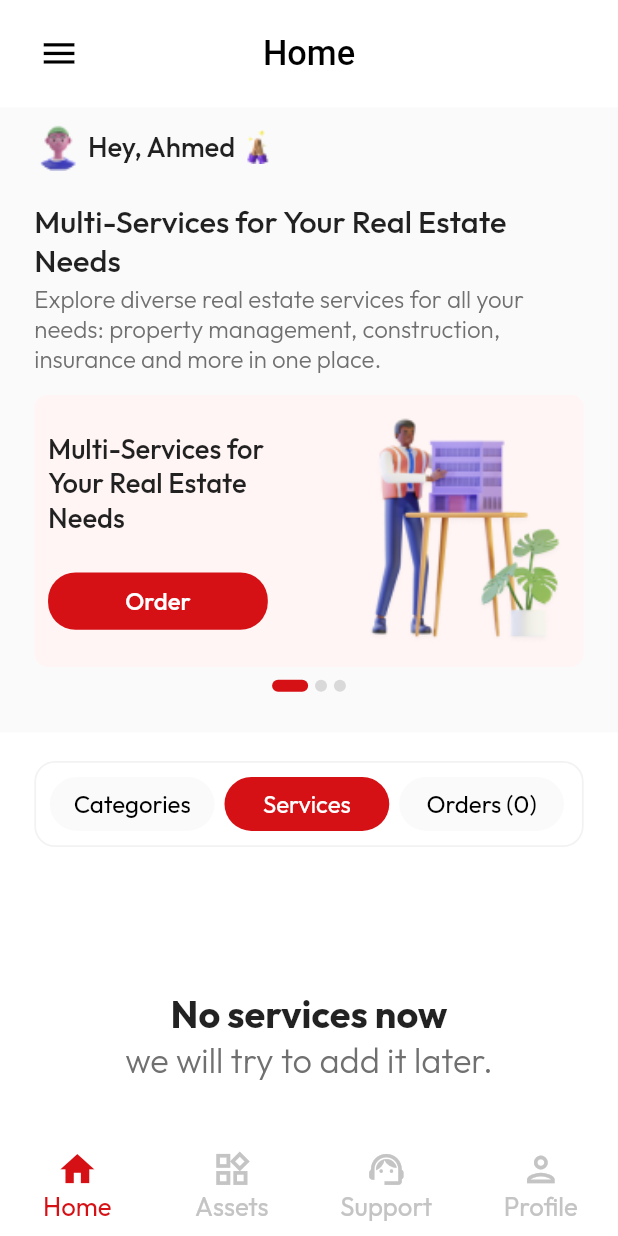
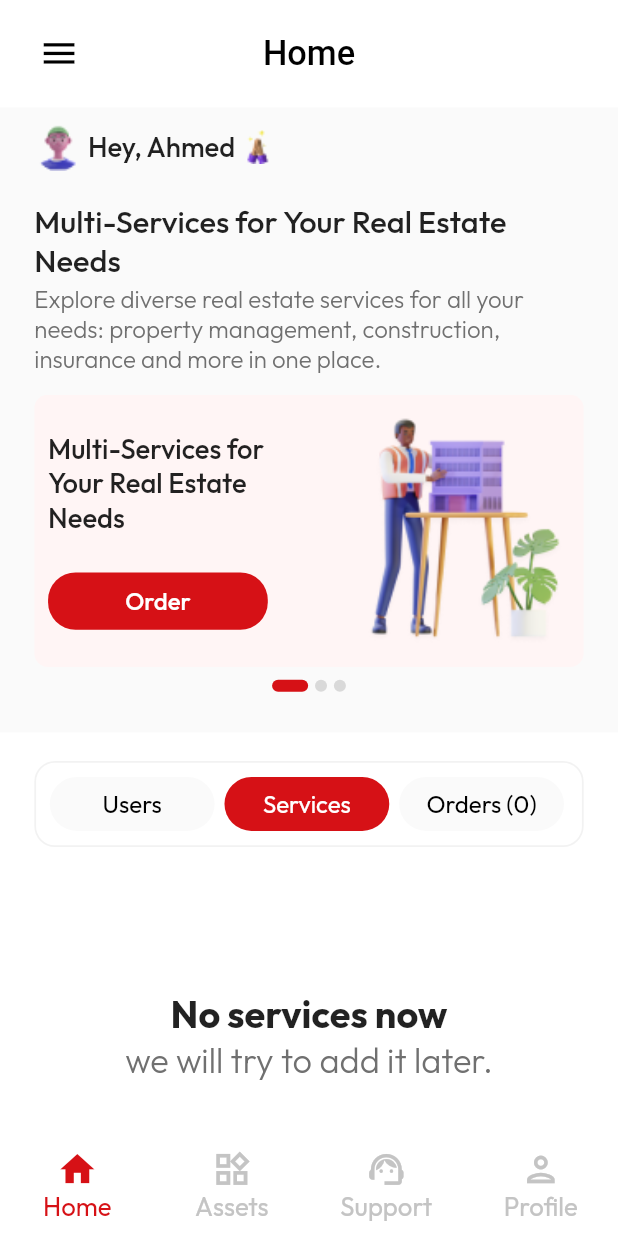
Before and after one commit to Ebrahim-Elkbbany/Test-Task, a Flutter app: the screen it shows after launch, after a tap on "Services", on a phone screen of 412 x 824 dp. Run offline on Flutter 3.47's test engine with Material 2 defaults, Android fonts, the phone set to English and light mode, and no system bars; drawn by our look-alikes of smooth_page_indicator; our stand-ins replace bloc, dio, flutter_bloc, flutter_screenutil, shimmer; network calls fail.

Commit message:
finish second task

```diff
--- /dev/null
+++ b/lib/core/utils/api_service.dart
@@ -0,0 +1,12 @@
+import 'package:dio/dio.dart';
+
+class ApiService {
+  final String url = 'https://jsonplaceholder.typicode.com/users';
+
+  Future<dynamic> get() async {
+    var response = await Dio().get(
+      url,
+    );
+    return response.data;
+  }
+}
--- /dev/null
+++ b/lib/core/widgets/custom_error_widget.dart
@@ -0,0 +1,13 @@
+
+import 'package:flutter/material.dart';
+import 'package:test_task/core/utils/styles.dart';
+
+class CustomErrorWidget extends StatelessWidget {
+  const CustomErrorWidget({Key? key, required this.errorMessage}) : super(key: key);
+  final String errorMessage;
+
+  @override
+  Widget build(BuildContext context) {
+    return  Center(child: Text(errorMessage,style: Styles.textStyle18,textAlign: TextAlign.center));
+  }
+}
--- a/lib/core/widgets/custom_row_service_container.dart
+++ b/lib/core/widgets/custom_row_service_container.dart
@@ -8,12 +8,12 @@ class CustomRowServiceContainer extends StatelessWidget {
     super.key,
     required this.onPressed,
     required this.name,
-    required this.image,
+    required this.id,
   });
 
   final void Function() onPressed;
   final String name;
-  final String image;
+  final int id;
 
   @override
   Widget build(BuildContext context) {
@@ -24,9 +24,7 @@ class CustomRowServiceContainer extends StatelessWidget {
         boxShadow: [
           BoxShadow(
             color: Colors.grey.withOpacity(0.1),
-
-
-            offset: Offset(0, 2),
+            offset: const Offset(0, 2),
           ),
         ]
       ),
@@ -37,11 +35,11 @@ class CustomRowServiceContainer extends StatelessWidget {
         child: Row(
           crossAxisAlignment: CrossAxisAlignment.center,
           children: [
-            Image.asset(
-              image,
-              width: 32.w,
-              height: 32.h,
-              fit: BoxFit.contain,
+            Text(
+              "$id",
+              style: Styles.textStyle18.copyWith(
+                fontWeight: FontWeight.w400,
+              ),
             ),
             SizedBox(
               width: SizeConfig.width(context, 8),
--- /dev/null
+++ b/lib/features/home/data/models/users_model.dart
@@ -0,0 +1,15 @@
+class UsersModel {
+  int id;
+  String name;
+
+  UsersModel({
+    required this.id,
+    required this.name,
+  });
+
+  factory UsersModel.fromJson(Map<String, dynamic> json) => UsersModel(
+    id: json["id"],
+    name: json["name"],
+  );
+
+}
--- a/lib/features/home/presentation/manager/home_cubit/home_cubit.dart
+++ b/lib/features/home/presentation/manager/home_cubit/home_cubit.dart
@@ -2,7 +2,9 @@ import 'package:bloc/bloc.dart';
 import 'package:flutter/cupertino.dart';
 import 'package:flutter_bloc/flutter_bloc.dart';
 import 'package:meta/meta.dart';
-import 'package:test_task/features/home/presentation/views/widgets/categories_sec.dart';
+import 'package:test_task/core/utils/api_service.dart';
+import 'package:test_task/features/home/data/models/users_model.dart';
+import 'package:test_task/features/home/presentation/views/widgets/users_sec.dart';
 import 'package:test_task/features/home/presentation/views/widgets/order_sec.dart';
 import 'package:test_task/features/home/presentation/views/widgets/services_sec.dart';
 
@@ -11,24 +13,47 @@ part 'home_state.dart';
 class HomeCubit extends Cubit<HomeState> {
   HomeCubit() : super(HomeInitial());
 
-  static HomeCubit get(context){
+  static HomeCubit get(context) {
     return BlocProvider.of(context);
   }
-  List<String> tabBar=[
-    "Categories",
+
+  List<String> tabBar = [
+    "Users",
     "Services",
     "Orders (0)",
   ];
 
-  List<Widget> viewDisplayed=[
-    const CategoriesSec(),
+  List<Widget> viewDisplayed = [
+    const UsersSec(),
     const ServicesSec(),
     const OrderSec(),
   ];
 
   int tabBarIndex = 0;
+
   void changeTabBar(int index) {
     tabBarIndex = index;
     emit(ChangeTabBarState());
   }
+
+  List<UsersModel> usersList = [];
+
+  Future<void> getUsers() async {
+    emit(HomeUsersLoading());
+    await ApiService().get().then((value) {
+      usersList.clear();
+      for (int i = 0; i < value.length; i++) {
+        usersList.add(
+          UsersModel.fromJson(value[i]),
+        );
+      }
+      emit(HomeUsersSuccess());
+    }).catchError(
+      (e) {
+        emit(
+          HomeUsersFailure(),
+        );
+      },
+    );
+  }
 }
--- a/lib/features/home/presentation/manager/home_cubit/home_state.dart
+++ b/lib/features/home/presentation/manager/home_cubit/home_state.dart
@@ -5,4 +5,10 @@ abstract class HomeState {}
 
 class HomeInitial extends HomeState {}
 
+class HomeUsersLoading extends HomeState {}
+
+class HomeUsersSuccess extends HomeState {}
+
+class HomeUsersFailure extends HomeState {}
+
 class ChangeTabBarState extends HomeState {}
--- /dev/null
+++ b/lib/features/home/presentation/views/widgets/shimmer_users.dart
@@ -0,0 +1,70 @@
+import 'package:flutter/material.dart';
+import 'package:flutter_screenutil/flutter_screenutil.dart';
+import 'package:shimmer/shimmer.dart';
+import 'package:test_task/core/utils/resposive_size_config.dart';
+import 'package:test_task/core/utils/styles.dart';
+import 'package:test_task/core/widgets/custom_text_button.dart';
+
+class UsersContainerShimmer extends StatelessWidget {
+  const UsersContainerShimmer({super.key});
+
+  @override
+  Widget build(BuildContext context) {
+    return Column(
+      children: [
+        Padding(
+          padding: EdgeInsets.symmetric(vertical: 16.h),
+          child: Row(
+            children: [
+              Text(
+                "Users View",
+                style: Styles.textStyle14.copyWith(
+                  fontWeight: FontWeight.w400,
+                ),
+              ),
+              const Spacer(),
+              CustomTextButton(
+                text: "see all",
+                textStyle: Styles.textStyle14.copyWith(
+                  fontWeight: FontWeight.w300,
+                  decoration: TextDecoration.underline,
+                  color: const Color(0xff8C8C8C),
+                ),
+              ),
+            ],
+          ),
+        ),
+        ListView.separated(
+          physics: const NeverScrollableScrollPhysics(),
+          shrinkWrap: true,
+          itemBuilder: (context, index) {
+            return Shimmer.fromColors(
+              baseColor: Colors.grey[200]!,
+              highlightColor: Colors.grey[100]!,
+              child: Container(
+                decoration: BoxDecoration(
+                  color: Colors.white,
+                  borderRadius: BorderRadius.circular(8.w),
+                  boxShadow: [
+                    BoxShadow(
+                      color: Colors.grey.withOpacity(0.1),
+                      offset: const Offset(0, 1),
+                    ),
+                  ],
+                ),
+                width: double.infinity,
+                height: 48.h,
+              ),
+            );
+          },
+          separatorBuilder: (context, index) {
+            return SizedBox(
+              height: SizeConfig.height(context, 16),
+            );
+          },
+          itemCount: 4,
+        ),
+      ],
+    );
+  }
+}
--- a/lib/features/home/presentation/views/widgets/tab_bar_sec.dart
+++ b/lib/features/home/presentation/views/widgets/tab_bar_sec.dart
@@ -3,7 +3,9 @@ import 'package:flutter_bloc/flutter_bloc.dart';
 import 'package:flutter_screenutil/flutter_screenutil.dart';
 import 'package:test_task/constant.dart';
 import 'package:test_task/core/utils/resposive_size_config.dart';
+import 'package:test_task/core/widgets/custom_error_widget.dart';
 import 'package:test_task/features/home/presentation/manager/home_cubit/home_cubit.dart';
+import 'package:test_task/features/home/presentation/views/widgets/shimmer_users.dart';
 import 'package:test_task/features/home/presentation/views/widgets/tab_bar_container.dart';
 
 class TabBarSec extends StatelessWidget {
@@ -11,10 +13,7 @@ class TabBarSec extends StatelessWidget {
 
   @override
   Widget build(BuildContext context) {
-    return BlocConsumer<HomeCubit, HomeState>(
-      listener: (context, state) {
-        // TODO: implement listener
-      },
+    return BlocBuilder<HomeCubit, HomeState>(
       builder: (context, state) {
         var cubit = HomeCubit.get(context);
         return Container(
@@ -40,6 +39,7 @@ class TabBarSec extends StatelessWidget {
                     itemBuilder: (context, index) => TabBarContainer(
                       onTap: () {
                         cubit.changeTabBar(index);
+                        cubit.getUsers();
                       },
                       name: cubit.tabBar[index],
                       color: cubit.tabBarIndex == index
@@ -55,7 +55,12 @@ class TabBarSec extends StatelessWidget {
                     itemCount: cubit.tabBar.length,
                   ),
                 ),
-                cubit.viewDisplayed[cubit.tabBarIndex],
+                if (state is HomeUsersLoading && cubit.tabBarIndex ==0 )
+                  const UsersContainerShimmer(),
+                if (state is HomeUsersSuccess || cubit.tabBarIndex !=0 )
+                  cubit.viewDisplayed[cubit.tabBarIndex],
+                if(state is HomeUsersFailure && cubit.tabBarIndex ==0 )
+                  const CustomErrorWidget(errorMessage: "Failed to load data. Please try again."),
               ],
             ),
           ),
--- a/lib/features/home/presentation/views/widgets/categories_sec.dart
+++ b/lib/features/home/presentation/views/widgets/users_sec.dart
@@ -4,21 +4,23 @@ import 'package:test_task/core/utils/resposive_size_config.dart';
 import 'package:test_task/core/utils/styles.dart';
 import 'package:test_task/core/widgets/custom_row_service_container.dart';
 import 'package:test_task/core/widgets/custom_text_button.dart';
-import 'package:test_task/features/home/data/models/categories_model.dart';
+import 'package:test_task/features/home/presentation/manager/home_cubit/home_cubit.dart';
 
-class CategoriesSec extends StatelessWidget {
-  const CategoriesSec({super.key});
+
+class UsersSec extends StatelessWidget {
+  const UsersSec({super.key});
 
   @override
   Widget build(BuildContext context) {
-    return  Column(
+    var cubit =HomeCubit.get(context);
+    return Column(
       children: [
         Padding(
           padding: EdgeInsets.symmetric(vertical: 16.h),
           child: Row(
             children: [
               Text(
-                "Categories View",
+                "Users View",
                 style: Styles.textStyle14.copyWith(
                   fontWeight: FontWeight.w400,
                 ),
@@ -42,8 +44,8 @@ class CategoriesSec extends StatelessWidget {
           itemBuilder: (context, index) {
             return CustomRowServiceContainer(
               onPressed: () {},
-              name: CategoriesModel.categoriesList[index].name,
-              image: CategoriesModel.categoriesList[index].image,
+              name: cubit.usersList[index].name,
+              id: cubit.usersList[index].id,
             );
           },
           separatorBuilder: (context, index) {
@@ -51,7 +53,7 @@ class CategoriesSec extends StatelessWidget {
               height: SizeConfig.height(context, 16),
             );
           },
-          itemCount: CategoriesModel.categoriesList.length,
+          itemCount: cubit.usersList.length,
         ),
       ],
     );
--- a/lib/main.dart
+++ b/lib/main.dart
@@ -15,7 +15,7 @@ class TestTask extends StatelessWidget {
   @override
   Widget build(BuildContext context) {
     return BlocProvider(
-      create: (context) => HomeCubit(),
+      create: (context) => HomeCubit()..getUsers(),
       child: ScreenUtilInit(
 
         builder: (_, child) {
--- a/pubspec.yaml
+++ b/pubspec.yaml
@@ -28,6 +28,7 @@ environment:
 # the latest version available on pub.dev. To see which dependencies have newer
 # versions available, run `flutter pub outdated`.
 dependencies:
+  shimmer:
   smooth_page_indicator:
   dio:
   flutter_screenutil:
```
Also changed, not shown: lib/core/widgets/custom_circular_indicator.dart (added, +14 -0 lines), lib/features/home/data/models/categories_model.dart (deleted, +0 -17 lines), pubspec.lock.
